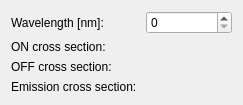
The window that frcpredict/ui/input/fluorophore/response_properties_w.ui (Bodeeen/Resolution_prediction_software) describes before a commit, drawn with Qt 5.
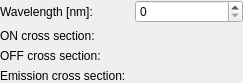
The same window after the commit. Custom widgets are drawn as their Qt base class.

Commit message: improvement: nicer looking add response/pulse dialogs

Patch:
```diff
--- a/frcpredict/ui/input/fluorophore/response_properties_w.ui
+++ b/frcpredict/ui/input/fluorophore/response_properties_w.ui
@@ -7,7 +7,7 @@
     <x>0</x>
     <y>0</y>
     <width>243</width>
-    <height>95</height>
+    <height>77</height>
    </rect>
   </property>
   <property name="windowTitle">
@@ -20,6 +20,18 @@
    <property name="verticalSpacing">
     <number>6</number>
    </property>
+   <property name="leftMargin">
+    <number>0</number>
+   </property>
+   <property name="topMargin">
+    <number>0</number>
+   </property>
+   <property name="rightMargin">
+    <number>0</number>
+   </property>
+   <property name="bottomMargin">
+    <number>0</number>
+   </property>
    <item row="0" column="0">
     <widget class="QLabel" name="lblWavelength">
      <property name="text">
```
Left out of the diff: 3 changed lines with no effect on the pictures. The commit also changes 5 other files.
